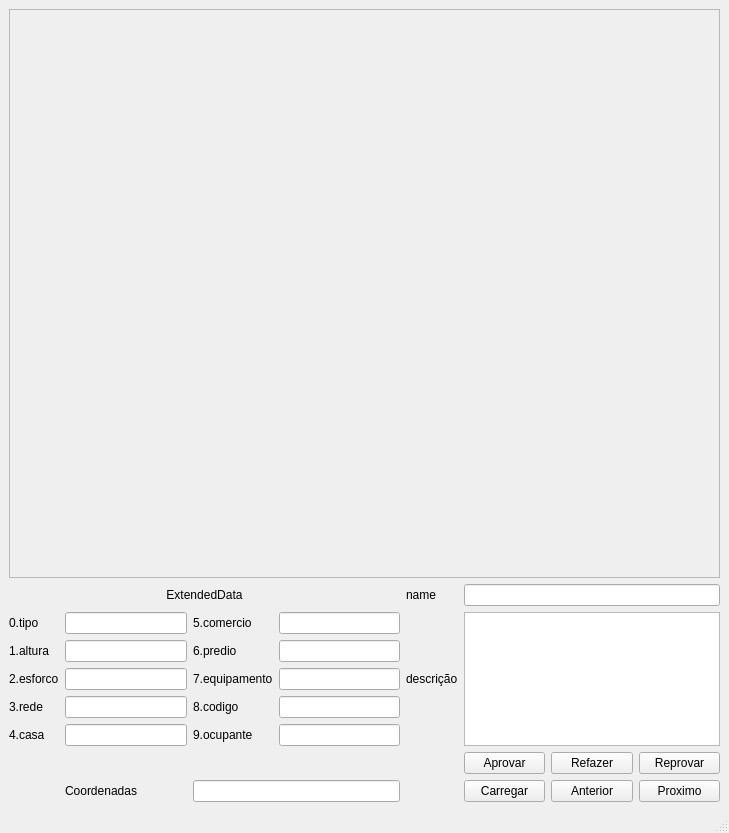
First picture: the form in design.ui, repository joao-carlos-eng/Mapeamento_Interface, before the edit.
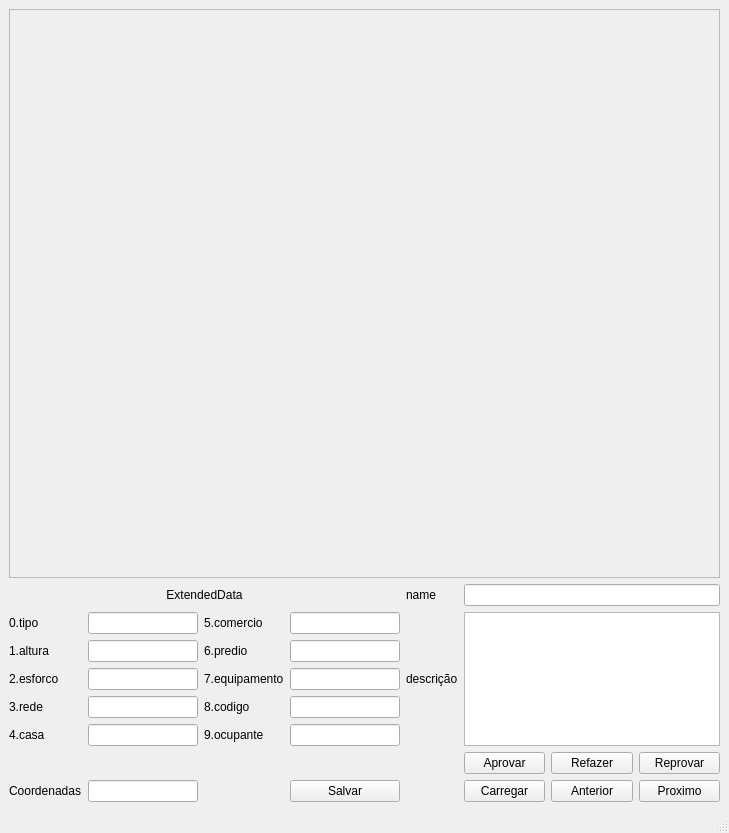
Second picture: the form after the edit.

What changed in the file:
```diff
--- a/design.ui
+++ b/design.ui
@@ -39,9 +39,6 @@
       </property>
      </widget>
     </item>
-    <item row="8" column="2" colspan="2">
-     <widget class="QLineEdit" name="lineEdit_coordinates"/>
-    </item>
     <item row="5" column="2">
      <widget class="QLabel" name="label_10">
       <property name="text">
@@ -142,13 +139,6 @@
     <item row="6" column="3">
      <widget class="QLineEdit" name="line_ocupante"/>
     </item>
-    <item row="8" column="1">
-     <widget class="QLabel" name="label_15">
-      <property name="text">
-       <string>Coordenadas</string>
-      </property>
-     </widget>
-    </item>
     <item row="8" column="5">
      <widget class="QPushButton" name="carregarArquivo">
       <property name="text">
@@ -214,6 +204,23 @@
       </widget>
      </widget>
     </item>
+    <item row="8" column="0">
+     <widget class="QLabel" name="label_15">
+      <property name="text">
+       <string>Coordenadas</string>
+      </property>
+     </widget>
+    </item>
+    <item row="8" column="1">
+     <widget class="QLineEdit" name="lineEdit_coordinates"/>
+    </item>
+    <item row="8" column="3">
+     <widget class="QPushButton" name="salvar_arquivo">
+      <property name="text">
+       <string>Salvar</string>
+      </property>
+     </widget>
+    </item>
    </layout>
   </widget>
   <widget class="QStatusBar" name="statusbar"/>
```
